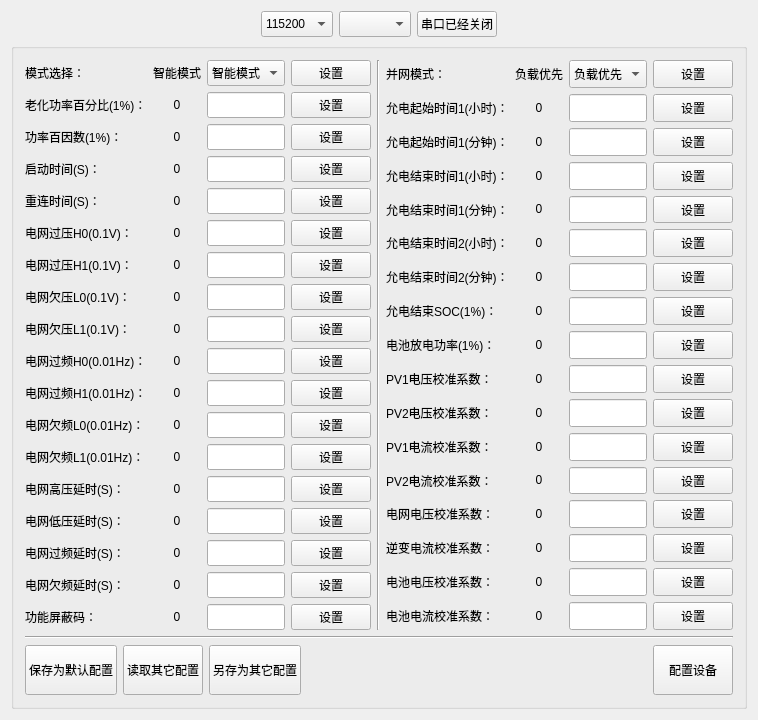
cmsun/scmlib, file HybridInverter/HybridInverter_HMI_9.1/HybridInverter/ModbusParamWidget.ui: the form before one commit.
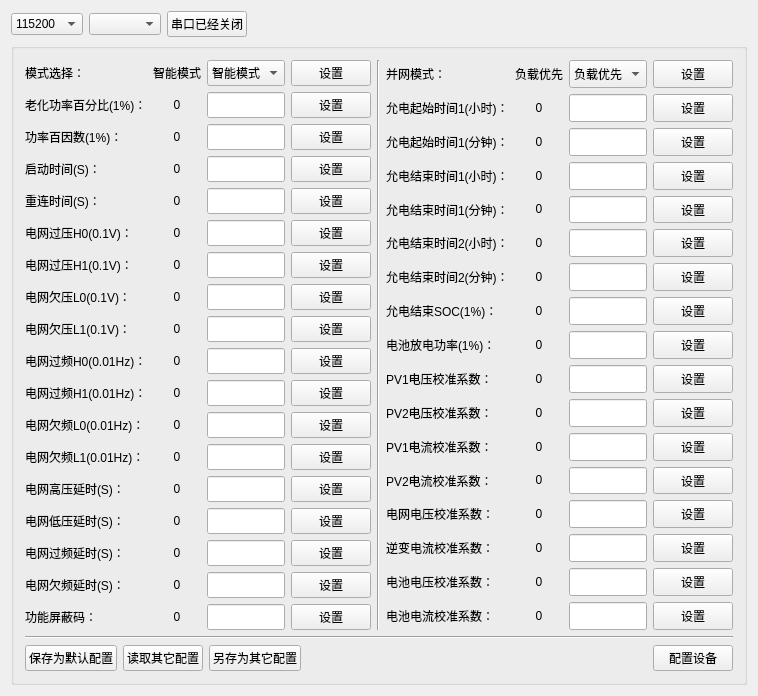
The form after the commit.

The edit to the form file:
```diff
--- a/HybridInverter/HybridInverter_HMI_9.1/HybridInverter/ModbusParamWidget.ui
+++ b/HybridInverter/HybridInverter_HMI_9.1/HybridInverter/ModbusParamWidget.ui
@@ -15,26 +15,13 @@
   </property>
   <layout class="QGridLayout" name="gridLayout_2">
    <item row="0" column="0">
-    <layout class="QVBoxLayout" name="verticalLayout_10">
+    <layout class="QVBoxLayout" name="verticalLayout_10" stretch="2,19">
      <item>
-      <layout class="QHBoxLayout" name="horizontalLayout_5">
-       <item>
-        <spacer name="horizontalSpacer_2">
-         <property name="orientation">
-          <enum>Qt::Horizontal</enum>
-         </property>
-         <property name="sizeHint" stdset="0">
-          <size>
-           <width>40</width>
-           <height>20</height>
-          </size>
-         </property>
-        </spacer>
-       </item>
+      <layout class="QHBoxLayout" name="horizontalLayout_5" stretch="1,1,1,7">
        <item>
         <widget class="QComboBox" name="baudrate_comboBox">
          <property name="sizePolicy">
-          <sizepolicy hsizetype="Preferred" vsizetype="Preferred">
+          <sizepolicy hsizetype="Fixed" vsizetype="Fixed">
            <horstretch>0</horstretch>
            <verstretch>0</verstretch>
           </sizepolicy>
@@ -59,7 +46,7 @@
        <item>
         <widget class="QComboBox" name="serialPort_comboBox">
          <property name="sizePolicy">
-          <sizepolicy hsizetype="Preferred" vsizetype="Preferred">
+          <sizepolicy hsizetype="Fixed" vsizetype="Fixed">
            <horstretch>0</horstretch>
            <verstretch>0</verstretch>
           </sizepolicy>
@@ -69,7 +56,7 @@
        <item>
         <widget class="QPushButton" name="pushButton_serial_port_open">
          <property name="sizePolicy">
-          <sizepolicy hsizetype="Minimum" vsizetype="Preferred">
+          <sizepolicy hsizetype="Fixed" vsizetype="Fixed">
            <horstretch>0</horstretch>
            <verstretch>0</verstretch>
           </sizepolicy>
@@ -104,7 +91,7 @@
        </property>
        <layout class="QGridLayout" name="gridLayout">
         <item row="0" column="0">
-         <layout class="QVBoxLayout" name="verticalLayout_9">
+         <layout class="QVBoxLayout" name="verticalLayout_9" stretch="17,0,2">
           <item>
            <layout class="QHBoxLayout" name="horizontalLayout_4">
             <item>
@@ -1596,17 +1583,11 @@
             <item>
              <widget class="QPushButton" name="pushButton_save_default_settings">
               <property name="sizePolicy">
-               <sizepolicy hsizetype="Preferred" vsizetype="Minimum">
+               <sizepolicy hsizetype="Preferred" vsizetype="Preferred">
                 <horstretch>0</horstretch>
                 <verstretch>0</verstretch>
                </sizepolicy>
               </property>
-              <property name="minimumSize">
-               <size>
-                <width>0</width>
-                <height>50</height>
-               </size>
-              </property>
               <property name="text">
                <string>保存为默认配置</string>
               </property>
@@ -1615,17 +1596,11 @@
             <item>
              <widget class="QPushButton" name="pushButton_load_settings_from">
               <property name="sizePolicy">
-               <sizepolicy hsizetype="Preferred" vsizetype="Minimum">
+               <sizepolicy hsizetype="Preferred" vsizetype="Preferred">
                 <horstretch>0</horstretch>
                 <verstretch>0</verstretch>
                </sizepolicy>
               </property>
-              <property name="minimumSize">
-               <size>
-                <width>0</width>
-                <height>50</height>
-               </size>
-              </property>
               <property name="text">
                <string>读取其它配置</string>
               </property>
@@ -1634,17 +1609,11 @@
             <item>
              <widget class="QPushButton" name="pushButton_save_settings_as">
               <property name="sizePolicy">
-               <sizepolicy hsizetype="Preferred" vsizetype="Minimum">
+               <sizepolicy hsizetype="Preferred" vsizetype="Preferred">
                 <horstretch>0</horstretch>
                 <verstretch>0</verstretch>
                </sizepolicy>
               </property>
-              <property name="minimumSize">
-               <size>
-                <width>0</width>
-                <height>50</height>
-               </size>
-              </property>
               <property name="text">
                <string>另存为其它配置</string>
               </property>
@@ -1666,17 +1635,11 @@
             <item>
              <widget class="QPushButton" name="pushButton_modify_all_param">
               <property name="sizePolicy">
-               <sizepolicy hsizetype="Preferred" vsizetype="Minimum">
+               <sizepolicy hsizetype="Preferred" vsizetype="Preferred">
                 <horstretch>0</horstretch>
                 <verstretch>0</verstretch>
                </sizepolicy>
               </property>
-              <property name="minimumSize">
-               <size>
-                <width>0</width>
-                <height>50</height>
-               </size>
-              </property>
               <property name="text">
                <string>配置设备</string>
               </property>
```
Left out of the diff: 6 changed lines with no effect on the pictures.
